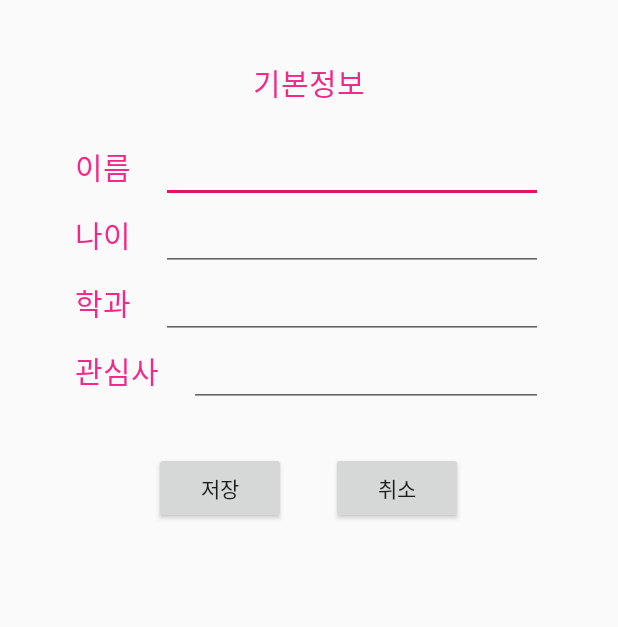
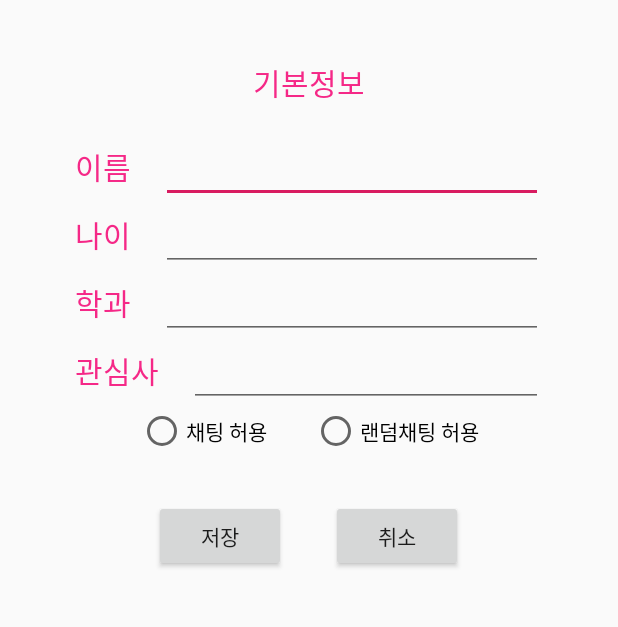
Before and after one commit to dle2005/SSU-MEET, an Android app: the ProfilePage screen opened directly, with no data from a screen before it, on a phone screen of 412 x 824 dp, the part 398-1025 px from its top. Run offline under Robolectric (Android 15) with nearby library versions, the phone set to English and light mode, and no system bars; our stand-ins replace Firebase (no records; nobody signed in at launch, a user with empty details on screens opened directly).

Commit message:
채팅 퍼미션 기능 추가

```diff
--- a/SSUMEET/app/src/main/res/layout/profilepage.xml
+++ b/SSUMEET/app/src/main/res/layout/profilepage.xml
@@ -130,6 +130,27 @@
         android:layout_width="wrap_content"
         android:layout_height="wrap_content"
         android:orientation="horizontal"
+        android:layout_gravity="center">
+
+        <RadioButton
+        android:id="@+id/chat_radioButton"
+        android:layout_width="wrap_content"
+        android:layout_height="wrap_content"
+        android:text="채팅 허용"/>
+
+        <RadioButton
+        android:id="@+id/ranchat_radioButton"
+        android:layout_width="wrap_content"
+        android:layout_height="wrap_content"
+        android:layout_marginLeft="30dp"
+        android:text="랜덤채팅 허용"/>
+
+    </LinearLayout>
+
+    <LinearLayout
+        android:layout_width="wrap_content"
+        android:layout_height="wrap_content"
+        android:orientation="horizontal"
         android:layout_marginTop="30dp"
         android:layout_gravity="center">
         <Button
@@ -144,4 +165,5 @@
             android:layout_marginLeft="30dp"
             android:text="취소"/>
     </LinearLayout>
+
 </LinearLayout>
```
